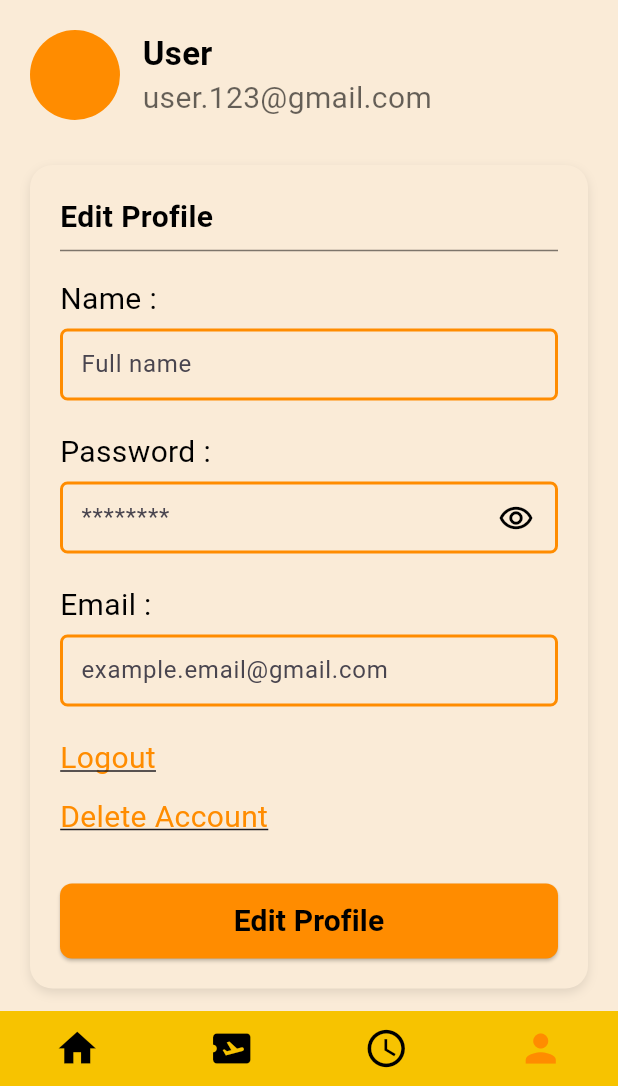
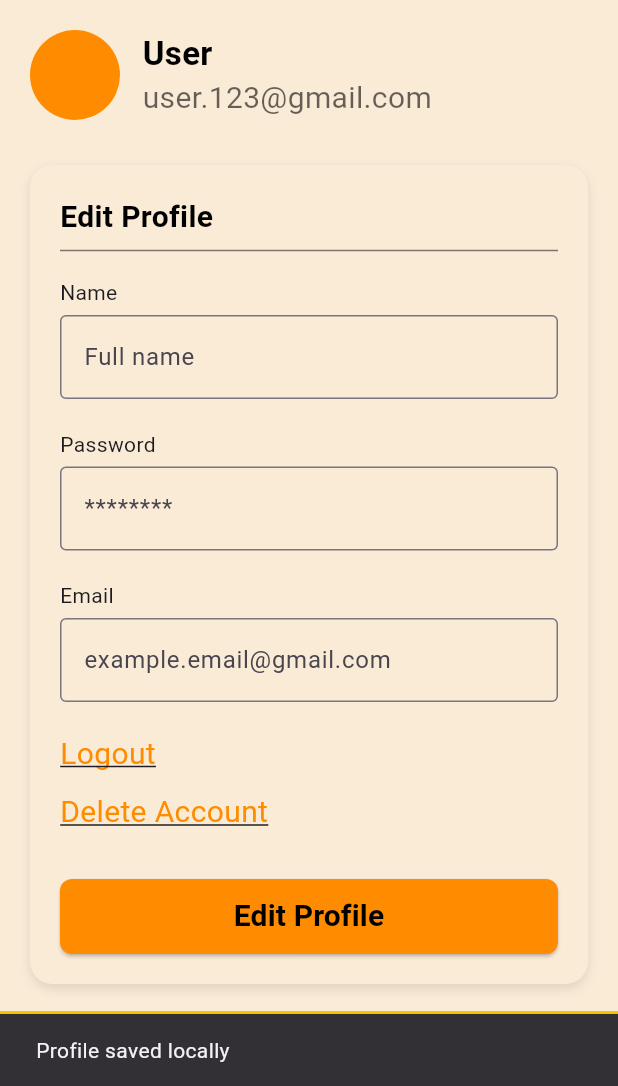
Before and after one commit to SatoshiRenZ/Transify, a Flutter app: the ProfilePage screen opened by its route, after a tap on "Edit Profile", on a phone screen of 412 x 824 dp, the part 150-1236 px from its top. Run offline on Flutter 3.47's test engine with Material 3 defaults, Android fonts, the phone set to English and light mode, and no system bars; our stand-ins replace google_fonts, shared_preferences; accounts and stored records are empty; Roboto replaces fonts that are missing (Sulphur Point).

Commit message:
https://github.com/SatoshiRenZ/Transify

```diff
--- a/lib/main.dart
+++ b/lib/main.dart
@@ -5,7 +5,7 @@ import 'pages/order_page.dart';
 import 'pages/profile_page.dart';
 
 // import 'pages/history_page.dart';
-// import 'pages/profile_page.dart';
+import 'pages/profile_page.dart';
 // import 'pages/login_page.dart';
 // import 'pages/signup_page.dart';
 import '../styles/style.dart';
--- a/lib/pages/profile_page.dart
+++ b/lib/pages/profile_page.dart
@@ -1,12 +1,53 @@
 import 'package:flutter/material.dart';
+import 'package:shared_preferences/shared_preferences.dart';
+
 import '../styles/profile_style.dart';
-import '../widgets/widget_prof.dart';
 import '../template/temp_profile.dart';
+import '../widgets/profiletextfield.dart';
 
-class ProfilePage extends StatelessWidget {
+
+class ProfilePage extends StatefulWidget {
   const ProfilePage({super.key});
 
-  // Widget Builder for the content that goes inside the AppTemplate
+  @override
+  State<ProfilePage> createState() => _ProfilePageState();
+}
+
+class _ProfilePageState extends State<ProfilePage> {
+  // Text Controllers for storage
+  final TextEditingController nameController = TextEditingController();
+  final TextEditingController passwordController = TextEditingController();
+  final TextEditingController emailController = TextEditingController();
+
+  @override
+  void initState() {
+    super.initState();
+    _loadSavedProfile();
+  }
+
+  Future<void> _loadSavedProfile() async {
+    final prefs = await SharedPreferences.getInstance();
+
+    setState(() {
+      nameController.text = prefs.getString("profile_name") ?? "";
+      passwordController.text = prefs.getString("profile_password") ?? "";
+      emailController.text = prefs.getString("profile_email") ?? "";
+    });
+  }
+
+  Future<void> _saveProfile() async {
+    final prefs = await SharedPreferences.getInstance();
+
+    await prefs.setString("profile_name", nameController.text);
+    await prefs.setString("profile_password", passwordController.text);
+    await prefs.setString("profile_email", emailController.text);
+
+    ScaffoldMessenger.of(context).showSnackBar(
+      const SnackBar(content: Text("Profile saved locally")),
+    );
+  }
+
+  // Your existing builder
   Widget _buildPageContent() {
     final AppColor style = AppColor();
 
@@ -26,7 +67,6 @@ class ProfilePage extends StatelessWidget {
     return Row(
       crossAxisAlignment: CrossAxisAlignment.center,
       children: <Widget>[
-        // Orange Circle Avatar
         const CircleAvatar(
           radius: 30,
           backgroundColor: AppColor.primaryOrange,
@@ -37,8 +77,12 @@ class ProfilePage extends StatelessWidget {
           children: <Widget>[
             Text('User', style: style.mainFontLarge.copyWith(fontSize: 22)),
             Text(
-              'user.123@gmail.com',
-              style: style.mainFontMedium.copyWith(color: AppColor.mainTextColor.withOpacity(0.6)) // Use a slightly subdued color
+              emailController.text.isEmpty
+                  ? 'user.123@gmail.com'
+                  : emailController.text,
+              style: style.mainFontMedium.copyWith(
+                color: AppColor.mainTextColor.withOpacity(0.6),
+              ),
             ),
           ],
         ),
@@ -63,50 +107,74 @@ class ProfilePage extends StatelessWidget {
       child: Column(
         crossAxisAlignment: CrossAxisAlignment.start,
         children: <Widget>[
-          // Title: Edit Profile
-          Text('Edit Profile', style: style.mainFontMedium.copyWith(fontWeight: FontWeight.bold)),
+          Text('Edit Profile',
+              style: style.mainFontMedium.copyWith(fontWeight: FontWeight.bold)),
           Divider(color: AppColor.mainTextColor.withOpacity(0.5)),
           const SizedBox(height: 10),
 
-          // Text Fields
-          const ProfileTextField(labelText: 'Name', hintText: 'Full name'),
-          const SizedBox(height: 20),
-          const ProfileTextField(labelText: 'Password', hintText: '********', isPassword: true),
-          const SizedBox(height: 20),
-          const ProfileTextField(labelText: 'Email', hintText: 'example.email@gmail.com'),
+          // Inject controllers
+          ProfileTextField(
+            labelText: 'Name',
+            hintText: 'Full name',
+            controller: nameController,
+          ),
           const SizedBox(height: 20),
 
-          // Links
+          ProfileTextField(
+            labelText: 'Password',
+            hintText: '********',
+            isPassword: true,
+            controller: passwordController,
+          ),
+          const SizedBox(height: 20),
+
+          ProfileTextField(
+            labelText: 'Email',
+            hintText: 'example.email@gmail.com',
+            controller: emailController,
+          ),
+          const SizedBox(height: 20),
+
           GestureDetector(
-            onTap: () { /* Handle Logout */ },
+            onTap: () {},
             child: Text(
               'Logout',
-              style: style.mainFontMedium.copyWith(color: AppColor.primaryOrange, decoration: TextDecoration.underline)
+              style: style.mainFontMedium.copyWith(
+                color: AppColor.primaryOrange,
+                decoration: TextDecoration.underline,
+              ),
             ),
           ),
           const SizedBox(height: 10),
+
           GestureDetector(
-            onTap: () { /* Handle Delete Account */ },
+            onTap: () {},
             child: Text(
               'Delete Account',
-              style: style.mainFontMedium.copyWith(color: AppColor.primaryOrange, decoration: TextDecoration.underline)
+              style: style.mainFontMedium.copyWith(
+                color: AppColor.primaryOrange,
+                decoration: TextDecoration.underline,
+              ),
             ),
           ),
           const SizedBox(height: 30),
 
-          // Edit Profile Button
           SizedBox(
             width: double.infinity,
             height: 50,
             child: ElevatedButton(
-              onPressed: () { /* Handle profile update */ },
+              onPressed: _saveProfile, // Save button
               style: ElevatedButton.styleFrom(
                 backgroundColor: AppColor.primaryOrange,
-                shape: RoundedRectangleBorder(borderRadius: BorderRadius.circular(8)),
+                shape: RoundedRectangleBorder(
+                    borderRadius: BorderRadius.circular(8)),
               ),
               child: Text(
                 'Edit Profile',
-                style: style.mainFontMedium.copyWith(color: AppColor.mainTextColor, fontWeight: FontWeight.bold)
+                style: style.mainFontMedium.copyWith(
+                  color: AppColor.mainTextColor,
+                  fontWeight: FontWeight.bold,
+                ),
               ),
             ),
           ),
@@ -117,7 +185,6 @@ class ProfilePage extends StatelessWidget {
 
   @override
   Widget build(BuildContext context) {
-    // Wrap the page content with the AppTemplate
     return AppTemplate(
       bodyWidget: _buildPageContent(),
     );
--- /dev/null
+++ b/lib/widgets/profiletextfield.dart
@@ -0,0 +1,35 @@
+import 'package:flutter/material.dart';
+
+class ProfileTextField extends StatelessWidget {
+  final String labelText;
+  final String hintText;
+  final bool isPassword;
+  final TextEditingController? controller;
+
+  const ProfileTextField({
+    super.key,
+    required this.labelText,
+    required this.hintText,
+    this.isPassword = false,
+    this.controller,
+  });
+
+  @override
+  Widget build(BuildContext context) {
+    return Column(
+      crossAxisAlignment: CrossAxisAlignment.start,
+      children: [
+        Text(labelText),
+        const SizedBox(height: 5),
+        TextField(
+          controller: controller,
+          obscureText: isPassword,
+          decoration: InputDecoration(
+            hintText: hintText,
+            border: OutlineInputBorder(),
+          ),
+        ),
+      ],
+    );
+  }
+}
--- a/pubspec.yaml
+++ b/pubspec.yaml
@@ -39,7 +39,7 @@ dependencies:
 dev_dependencies:
   flutter_test:
     sdk: flutter
-
+  shared_preferences: ^2.2.2
   # The "flutter_lints" package below contains a set of recommended lints to
   # encourage good coding practices. The lint set provided by the package is
   # activated in the `analysis_options.yaml` file located at the root of your
```
Also changed, not shown: pubspec.lock, 1 other file.
